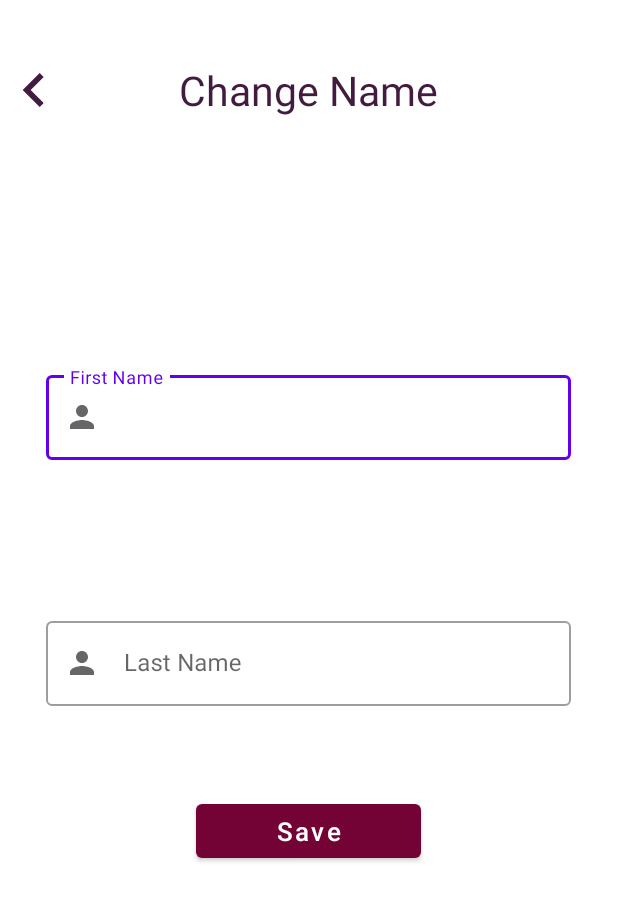
After one commit to Shamilx/VirtualGundelik, an Android app: the ChangeNameActivity screen opened directly, with no data from a screen before it, on a phone screen of 412 x 824 dp. The commit adds this screen. Shown: the top 901 px of the screen. Run offline under Robolectric (Android 15) with nearby library versions, the phone set to English and light mode, and no system bars; our stand-ins replace Firebase (no records; nobody signed in at launch, a user with empty details on screens opened directly); 3 statements that could not run were skipped.

Commit message:
Update6(Demo)

```diff
--- a/app/src/main/AndroidManifest.xml
+++ b/app/src/main/AndroidManifest.xml
@@ -9,6 +9,9 @@
         android:roundIcon="@mipmap/ic_launcher_round"
         android:supportsRtl="true"
         android:theme="@style/Theme.VirtualGundelik">
+        <activity
+            android:name=".ChangeNameActivity"
+            android:exported="true" />
         <activity
             android:name=".ProfileSettingsActivity"
             android:exported="true" />
--- /dev/null
+++ b/app/src/main/java/com/shamil/virtualgundelik/ChangeNameActivity.java
@@ -0,0 +1,70 @@
+package com.shamil.virtualgundelik;
+
+import androidx.appcompat.app.AppCompatActivity;
+
+import android.content.SharedPreferences;
+import android.os.Bundle;
+import android.text.TextUtils;
+import android.view.View;
+import android.widget.ImageButton;
+
+import com.google.android.material.button.MaterialButton;
+import com.google.android.material.textfield.TextInputEditText;
+import com.google.firebase.auth.FirebaseAuth;
+import com.google.firebase.firestore.DocumentReference;
+import com.google.firebase.firestore.FirebaseFirestore;
+import com.google.gson.Gson;
+
+import Models.VirtualGundelikUser;
+
+public class ChangeNameActivity extends AppCompatActivity {
+
+    @Override
+    protected void onCreate(Bundle savedInstanceState) {
+        super.onCreate(savedInstanceState);
+        setContentView(R.layout.activity_change_name);
+
+        init();
+    }
+
+    private void init() {
+        TextInputEditText editText1 = findViewById(R.id.changeNameEdiText1);
+        TextInputEditText editText2 = findViewById(R.id.changeNameEdiText2);
+        MaterialButton button = findViewById(R.id.SaveMaterialButton);
+        ImageButton button2 = findViewById(R.id.backProfileSettingsButton);
+
+        VirtualGundelikUser virtualGundelikUser = getUser();
+
+        editText1.setText(virtualGundelikUser.FirstName);
+        editText2.setText(virtualGundelikUser.LastName);
+
+        button.setOnClickListener(view -> {
+            if(TextUtils.isEmpty(editText1.getText().toString())) {
+                editText1.setError(getString(R.string.java6));
+                return;
+            }
+
+            if(TextUtils.isEmpty(editText2.getText().toString())) {
+                editText2.setError(getString(R.string.java6));
+                return;
+            }
+
+            FirebaseFirestore firestore = FirebaseFirestore.getInstance();
+            DocumentReference documentReference = firestore.collection("Users").document(FirebaseAuth.getInstance().getCurrentUser().getUid());
+
+            documentReference.update("firstName",editText1.getText().toString(),"lastName",editText2.getText().toString());
+
+        });
+
+        button2.setOnClickListener(view -> {
+            finish();
+        });
+    }
+
+    private VirtualGundelikUser getUser() {
+        SharedPreferences mPrefs = getSharedPreferences("MyPrefs",MODE_PRIVATE);
+        Gson gson = new Gson();
+        String json = mPrefs.getString("User","");
+        return gson.fromJson(json,VirtualGundelikUser.class);
+    }
+}
--- a/app/src/main/java/com/shamil/virtualgundelik/LogInActivity.java
+++ b/app/src/main/java/com/shamil/virtualgundelik/LogInActivity.java
@@ -42,8 +42,11 @@ public class LogInActivity extends AppCompatActivity {
     @Override
     protected void onCreate(Bundle savedInstanceState) {
         super.onCreate(savedInstanceState);
-        setContentView(R.layout.activity_login);
+
+        boolean goOn = true;
+
         if(FirebaseAuth.getInstance().getCurrentUser() != null) {
+            goOn = false;
             FirebaseAuth.getInstance().getCurrentUser().reload();
             if(FirebaseAuth.getInstance().getCurrentUser().isEmailVerified()) {
                 FirebaseFirestore rootRef = FirebaseFirestore.getInstance();
@@ -72,7 +75,11 @@ public class LogInActivity extends AppCompatActivity {
                 });
             }
         }
-        init();
+
+        if(goOn) {
+            setContentView(R.layout.activity_login);
+            init();
+        }
     }
 
     public static boolean validate(String emailStr) {
--- a/app/src/main/java/com/shamil/virtualgundelik/ProfileSettingsActivity.java
+++ b/app/src/main/java/com/shamil/virtualgundelik/ProfileSettingsActivity.java
@@ -57,11 +57,13 @@ public class ProfileSettingsActivity extends AppCompatActivity {
         }));
 
         lines.add(new ListViewLine(getString(R.string.edit_text_hint3), myUser.FirstName, view -> {
-
+            Intent intent = new Intent(ProfileSettingsActivity.this,ChangeNameActivity.class);
+            startActivity(intent);
         }));
 
         lines.add(new ListViewLine(getString(R.string.edit_text_hint4), myUser.LastName, view -> {
-
+            Intent intent = new Intent(ProfileSettingsActivity.this,ChangeNameActivity.class);
+            startActivity(intent);
         }));
 
 
--- /dev/null
+++ b/app/src/main/res/layout/activity_change_name.xml
@@ -0,0 +1,109 @@
+<?xml version="1.0" encoding="utf-8"?>
+<androidx.constraintlayout.widget.ConstraintLayout xmlns:android="http://schemas.android.com/apk/res/android"
+    xmlns:app="http://schemas.android.com/apk/res-auto"
+    xmlns:tools="http://schemas.android.com/tools"
+    android:layout_width="match_parent"
+    android:layout_height="match_parent"
+    tools:context=".ChangeNameActivity">
+
+    <RelativeLayout
+        android:layout_width="match_parent"
+        android:layout_height="wrap_content"
+        app:layout_constraintBottom_toBottomOf="parent"
+        app:layout_constraintEnd_toEndOf="parent"
+        app:layout_constraintHorizontal_bias="0.0"
+        app:layout_constraintStart_toStartOf="parent"
+        app:layout_constraintTop_toTopOf="parent"
+        app:layout_constraintVertical_bias="0.048">
+
+        <ImageButton
+            android:id="@+id/backProfileSettingsButton"
+            android:layout_width="45dp"
+            android:layout_height="45dp"
+            android:background="@color/transparent"
+            android:contentDescription="GoBack"
+            android:scaleType="fitCenter"
+            android:src="@drawable/ic_chevron_left_black_24dp"
+            app:layout_constraintBottom_toBottomOf="parent"
+            app:layout_constraintEnd_toEndOf="parent"
+            app:layout_constraintHorizontal_bias="0.043"
+            app:layout_constraintStart_toStartOf="parent"
+            app:layout_constraintTop_toTopOf="parent"
+            app:layout_constraintVertical_bias="0.042"
+            app:tint="#431B3F" />
+
+        <TextView
+            android:layout_width="wrap_content"
+            android:layout_height="wrap_content"
+            android:layout_centerInParent="true"
+            android:text="@string/change_name"
+            android:textColor="#431B3F"
+            android:textSize="27sp" />
+    </RelativeLayout>
+
+    <com.google.android.material.textfield.TextInputLayout
+        android:id="@+id/outlinedTextField"
+        style="@style/Widget.MaterialComponents.TextInputLayout.OutlinedBox"
+        android:layout_width="350dp"
+        android:layout_height="wrap_content"
+        android:layout_marginBottom="320dp"
+        android:hint="@string/edit_text_hint3"
+        app:layout_constraintBottom_toBottomOf="parent"
+        app:layout_constraintEnd_toEndOf="parent"
+        app:layout_constraintHorizontal_bias="0.491"
+        app:layout_constraintStart_toStartOf="parent"
+        app:layout_constraintTop_toTopOf="parent"
+        app:layout_constraintVertical_bias="0.554"
+        app:startIconDrawable="@drawable/ic_baseline_person_24dp">
+
+        <com.google.android.material.textfield.TextInputEditText
+            android:id="@+id/changeNameEdiText1"
+            android:layout_width="match_parent"
+            android:layout_height="match_parent"
+            android:inputType="text"
+            android:maxLength="30"
+            android:maxLines="1"
+            android:scrollHorizontally="true" />
+    </com.google.android.material.textfield.TextInputLayout>
+
+    <com.google.android.material.textfield.TextInputLayout
+        android:id="@+id/outlinedTextField2"
+        style="@style/Widget.MaterialComponents.TextInputLayout.OutlinedBox"
+        android:layout_width="350dp"
+        android:layout_height="wrap_content"
+        android:layout_marginBottom="270dp"
+        android:hint="@string/edit_text_hint4"
+        app:layout_constraintBottom_toBottomOf="parent"
+        app:layout_constraintEnd_toEndOf="parent"
+        app:layout_constraintHorizontal_bias="0.491"
+        app:layout_constraintStart_toStartOf="parent"
+        app:layout_constraintTop_toBottomOf="@+id/outlinedTextField"
+        app:layout_constraintVertical_bias="0.551"
+        app:startIconDrawable="@drawable/ic_baseline_person_24dp">
+
+        <com.google.android.material.textfield.TextInputEditText
+            android:id="@+id/changeNameEdiText2"
+            android:layout_width="match_parent"
+            android:layout_height="match_parent"
+            android:inputType="text"
+            android:maxLength="30"
+            android:maxLines="1"
+            android:scrollHorizontally="true" />
+    </com.google.android.material.textfield.TextInputLayout>
+
+    <com.google.android.material.button.MaterialButton
+        android:id="@+id/SaveMaterialButton"
+        android:layout_width="150dp"
+        android:layout_height="wrap_content"
+        android:hint="@string/save"
+        android:textColorHint="@color/white"
+        android:textSize="17sp"
+        app:backgroundTint="#730235"
+        app:layout_constraintBottom_toBottomOf="parent"
+        app:layout_constraintEnd_toEndOf="parent"
+        app:layout_constraintHorizontal_bias="0.498"
+        app:layout_constraintStart_toStartOf="parent"
+        app:layout_constraintTop_toBottomOf="@+id/outlinedTextField2"
+        app:layout_constraintVertical_bias="0.195" />
+
+</androidx.constraintlayout.widget.ConstraintLayout>
--- a/app/src/main/res/layout/list_view_style.xml
+++ b/app/src/main/res/layout/list_view_style.xml
@@ -16,7 +16,6 @@
     <TextView
         android:id="@+id/list_view_value"
         android:layout_width="wrap_content"
-        android:text="hey"
         android:layout_height="60dp"
         android:layout_marginEnd="10dp"
         android:gravity="center"
--- a/app/src/main/res/values/strings.xml
+++ b/app/src/main/res/values/strings.xml
@@ -48,4 +48,5 @@
     <string name="search_fragment_seterror1">Please give an ID to search!</string>
     <string name="search_fragment_seterror2">ID can not start with 0!</string>
     <string name="search_fragment_seterror3">We couldn\'t find any user with this ID!</string>
+    <string name="change_name">Change Name</string>
 </resources>
```
Also changed, not shown: 1 other file.
